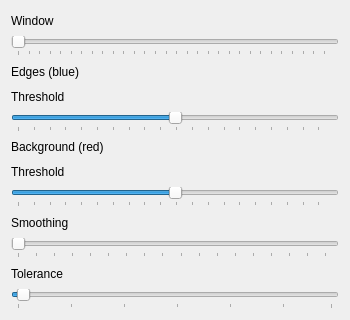
Above: views/threshold.ui from tmramalho/bigCellBrotherGUI before the change. Below: the same form after it.
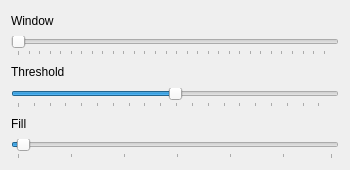
That is the form after the change.

Diff of the .ui file:
```diff
--- a/views/threshold.ui
+++ b/views/threshold.ui
@@ -7,7 +7,7 @@
     <x>0</x>
     <y>0</y>
     <width>350</width>
-    <height>320</height>
+    <height>170</height>
    </rect>
   </property>
   <property name="sizePolicy">
@@ -48,13 +48,6 @@
        </property>
       </widget>
      </item>
-     <item>
-      <widget class="QLabel" name="label_8">
-       <property name="text">
-        <string>Edges (blue)</string>
-       </property>
-      </widget>
-     </item>
      <item>
       <widget class="QLabel" name="label_9">
        <property name="text">
@@ -75,69 +68,10 @@
        </property>
       </widget>
      </item>
-     <item>
-      <widget class="QLabel" name="label_7">
-       <property name="text">
-        <string>Background (red)</string>
-       </property>
-      </widget>
-     </item>
-     <item>
-      <widget class="QLabel" name="label">
-       <property name="text">
-        <string>Threshold</string>
-       </property>
-      </widget>
-     </item>
-     <item>
-      <widget class="QSlider" name="thresholdSlider">
-       <property name="minimum">
-        <number>-99</number>
-       </property>
-       <property name="value">
-        <number>0</number>
-       </property>
-       <property name="orientation">
-        <enum>Qt::Horizontal</enum>
-       </property>
-       <property name="tickPosition">
-        <enum>QSlider::TicksBelow</enum>
-       </property>
-      </widget>
-     </item>
-     <item>
-      <widget class="QLabel" name="label_3">
-       <property name="text">
-        <string>Smoothing</string>
-       </property>
-      </widget>
-     </item>
-     <item>
-      <widget class="QSlider" name="smoothSlider">
-       <property name="minimum">
-        <number>3</number>
-       </property>
-       <property name="maximum">
-        <number>55</number>
-       </property>
-       <property name="singleStep">
-        <number>2</number>
-       </property>
-       <property name="orientation">
-        <enum>Qt::Horizontal</enum>
-       </property>
-       <property name="tickPosition">
-        <enum>QSlider::TicksBelow</enum>
-       </property>
-       <property name="tickInterval">
-        <number>3</number>
-       </property>
-      </widget>
-     </item>
      <item>
       <widget class="QLabel" name="label_4">
        <property name="text">
-        <string>Tolerance</string>
+        <string>Fill</string>
        </property>
       </widget>
      </item>
```
